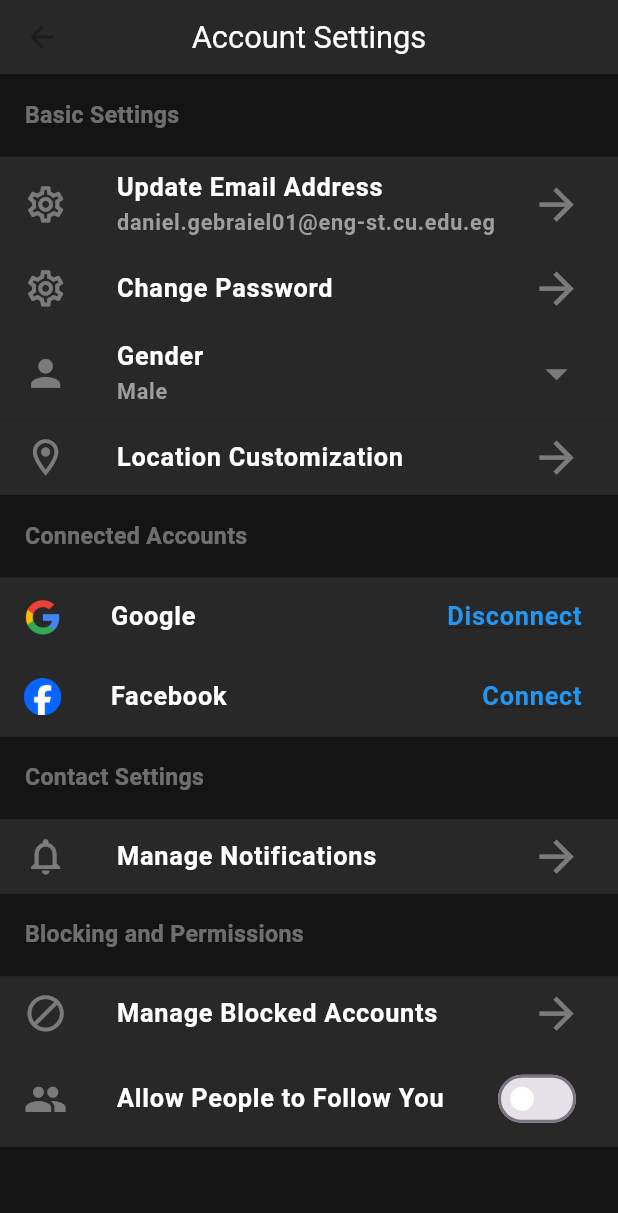
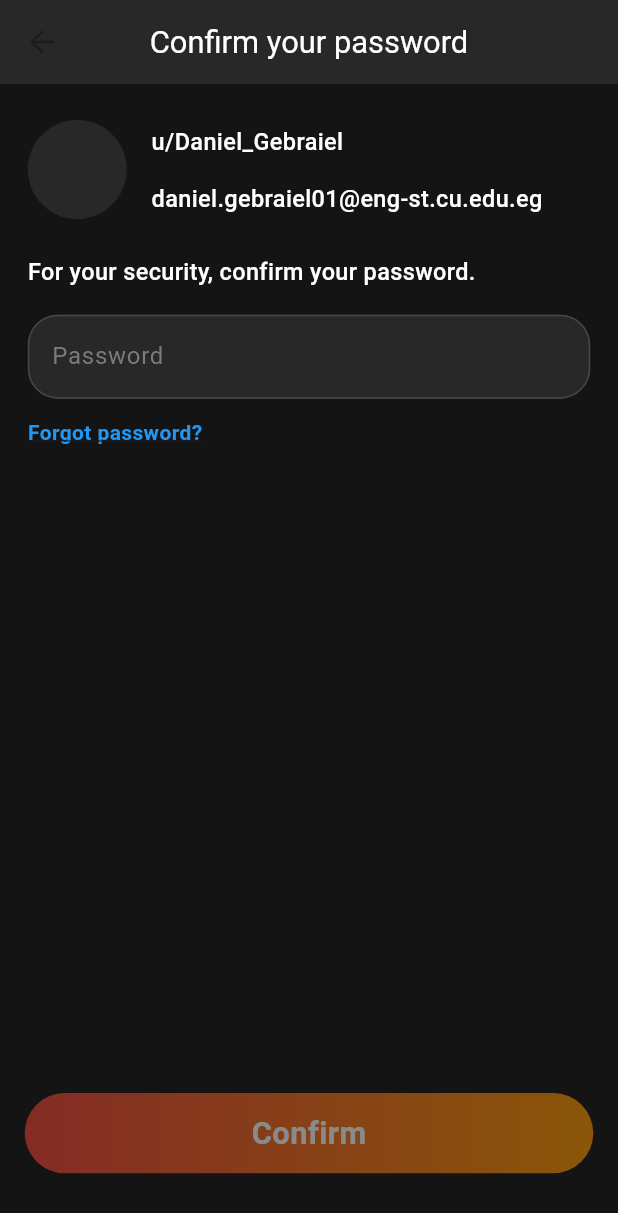
Before and after one commit to L-Ham/Cross, a Flutter app: the screen it shows after launch, after a tap on "Google", on a phone screen of 412 x 824 dp. Shown: the top 1213 px of the screen. Run offline on Flutter 3.47's test engine with Material 3 defaults, Android fonts, the phone set to English and light mode, and no system bars.

Commit message:
Added the disconnect from google screen and the gradient button

```diff
--- /dev/null
+++ b/lib/components/credentials_text_field.dart
@@ -0,0 +1,45 @@
+import 'package:flutter/material.dart';
+import '../constants.dart';
+
+class CredentialsTextField extends StatelessWidget {
+  final TextEditingController controller;
+  final bool isFocused;
+  final ValueChanged<String> onChanged;
+  final String text;
+  final Widget? suffixIcon;
+  final bool isObscure;
+
+  const CredentialsTextField({
+    required this.controller,
+    required this.isFocused,
+    required this.onChanged,
+    required this.text,
+    required this.isObscure,
+    this.suffixIcon,
+  });
+
+  @override
+  Widget build(BuildContext context) {
+    return TextField(
+
+      controller: controller,
+      onChanged: onChanged,
+      obscureText: isObscure,
+      decoration: InputDecoration(
+        border: OutlineInputBorder(
+          borderRadius: BorderRadius.circular(20),
+        ),
+        labelText: text,
+        labelStyle: const TextStyle(color: kHintTextColor),
+        fillColor: kFillingColor,
+        filled: true,
+        focusedBorder: OutlineInputBorder(
+          borderRadius: BorderRadius.circular(20),
+          borderSide: const BorderSide(color: Colors.white),
+        ),
+        suffixIcon: suffixIcon,
+      ),
+      style: const TextStyle(color: Colors.white),
+    );
+  }
+}
--- a/lib/components/settings_components/settings_radio_button_tile.dart
+++ b/lib/components/settings_components/settings_radio_button_tile.dart
@@ -21,7 +21,7 @@
           return ListTile(
             title: Text(
               value,
-              style: TextStyle(color: Colors.white),
+              style: const TextStyle(color: Colors.white),
             ),
             leading: Theme(
               data: Theme.of(context)
--- a/lib/constants.dart
+++ b/lib/constants.dart
@@ -18,11 +18,10 @@
 const double kSettingsTileSubtextRatio = 0.0175;
 const double kSettingsTrailingIconRatio = 0.041;
 const double kSettingsSegmentTextRatio = 0.0187;
+const double kAppBarTitleFontSizeRatio = 0.025;
 
-const kPageTitleStyle = TextStyle(
-  fontWeight: FontWeight.w500,
-  color: Colors.white
-);
+const kPageTitleStyle =
+    TextStyle(fontWeight: FontWeight.w500, color: Colors.white);
 
 TextStyle kSettingsIconTextStyle = const TextStyle(
   fontWeight: FontWeight.w600,
@@ -35,6 +34,9 @@
 );
 
 TextStyle kSettingsSegmentTileTextStyle = const TextStyle(
-          fontWeight: FontWeight.bold,
-          color: Colors.white38,
-        );
+  fontWeight: FontWeight.bold,
+  color: Colors.white38,
+);
+
+TextStyle kDisconnectConnectedAccountsScreenTextStyle =
+    const TextStyle(color: Colors.white, fontWeight: FontWeight.w500);
--- a/lib/main.dart
+++ b/lib/main.dart
@@ -1,4 +1,5 @@
 import 'package:flutter/material.dart';
+import 'package:reddit_bel_ham/screens/connected_accounts_disconnect_screen.dart';
 import 'package:reddit_bel_ham/screens/create_community.dart';
 import 'package:reddit_bel_ham/utilities/screen_size_handler.dart';
 import 'screens/account_settings_screen.dart';
@@ -21,6 +22,7 @@
       routes: {
         "create_community_screen": (context) => const CreateCommunityScreen(),
         "account_settings_screen": (context) => const AccountSettingsScreen(),
+        "connected_accounts_disconnect_screen": (context) => const DisconnectScreen(),
       },
       initialRoute: "account_settings_screen",
     );
--- a/lib/screens/account_settings_screen.dart
+++ b/lib/screens/account_settings_screen.dart
@@ -34,7 +34,7 @@
             icon: const Icon(Icons.arrow_back),
             onPressed: () {
               Navigator.pop(context);
-            },
+            }
           ),
           title: Text(
             "Account Settings",
@@ -129,7 +129,9 @@
                             fontSize: ScreenSizeHandler.bigger * kSettingsTileTextRatio,
                           ),
                         ),
-                        onTap: () {},
+                        onTap: () {
+                          Navigator.pushNamed(context, "connected_accounts_disconnect_screen");
+                        },
                       ),
                       SettingsTile(
                         leadingIcon: const SettingsTileImage(
--- /dev/null
+++ b/lib/screens/connected_accounts_disconnect_screen.dart
@@ -0,0 +1,184 @@
+import 'package:flutter/material.dart';
+import 'package:reddit_bel_ham/components/credentials_text_field.dart';
+import 'package:reddit_bel_ham/constants.dart';
+import 'package:reddit_bel_ham/utilities/screen_size_handler.dart';
+
+class DisconnectScreen extends StatefulWidget {
+  const DisconnectScreen({super.key});
+
+  @override
+  State<DisconnectScreen> createState() => _DisconnectScreenState();
+}
+
+class _DisconnectScreenState extends State<DisconnectScreen> {
+  TextEditingController passController = TextEditingController();
+  bool isPassObscure = true;
+  bool isPassFocused = false;
+
+  @override
+  Widget build(BuildContext context) {
+    return Scaffold(
+      backgroundColor: kBackgroundColor,
+      appBar: AppBar(
+        backgroundColor: kFillingColor,
+        leading: IconButton(
+          icon: const Icon(Icons.arrow_back),
+          onPressed: () {
+            Navigator.pop(context);
+          },
+        ),
+        title: Text(
+          "Confirm your password",
+          style: TextStyle(
+              color: Colors.white,
+              fontSize: ScreenSizeHandler.bigger * kAppBarTitleFontSizeRatio),
+        ),
+        centerTitle: true,
+      ),
+      body: SingleChildScrollView(
+        child: Column(
+          children: [
+            Padding(
+              padding: EdgeInsets.all(ScreenSizeHandler.smaller * 0.045),
+              child: Column(
+                crossAxisAlignment: CrossAxisAlignment.start,
+                children: [
+                  Row(
+                    children: [
+                      CircleAvatar(
+                        backgroundColor: kFillingColor,
+                        radius: ScreenSizeHandler.bigger * 0.04,
+                      ),
+                      Column(
+                        crossAxisAlignment: CrossAxisAlignment.start,
+                        children: [
+                          Padding(
+                            padding: EdgeInsets.symmetric(
+                                horizontal: ScreenSizeHandler.smaller * 0.04,
+                                vertical: ScreenSizeHandler.bigger * 0.01),
+                            child: Text(
+                              "u/Daniel_Gebraiel",
+                              style: kDisconnectConnectedAccountsScreenTextStyle
+                                  .copyWith(
+                                      fontSize:
+                                          ScreenSizeHandler.bigger * 0.019),
+                            ),
+                          ),
+                          Padding(
+                            padding: EdgeInsets.symmetric(
+                                horizontal: ScreenSizeHandler.smaller * 0.04,
+                                vertical: ScreenSizeHandler.bigger * 0.01),
+                            child: Text(
+                              "daniel.gebraiel01@eng-st.cu.edu.eg",
+                              style: kDisconnectConnectedAccountsScreenTextStyle
+                                  .copyWith(
+                                      fontSize:
+                                          ScreenSizeHandler.bigger * 0.019),
+                            ),
+                          )
+                        ],
+                      )
+                    ],
+                  ),
+                  Padding(
+                    padding: EdgeInsets.symmetric(
+                        vertical: ScreenSizeHandler.bigger * 0.022),
+                    child: Text(
+                      "For your security, confirm your password.",
+                      style: kDisconnectConnectedAccountsScreenTextStyle
+                          .copyWith(fontSize: ScreenSizeHandler.bigger * 0.019),
+                    ),
+                  ),
+                  CredentialsTextField(
+                    controller: passController,
+                    isObscure: isPassObscure,
+                    text: 'Password',
+                    suffixIcon: isPassFocused
+                        ? IconButton(
+                            icon: Icon(Icons.visibility_rounded),
+                            onPressed: () {
+                              setState(() {
+                                isPassObscure = !isPassObscure;
+                              });
+                            },
+                          )
+                        : null,
+                    isFocused: isPassFocused,
+                    onChanged: (value) {
+                      setState(() {
+                        isPassFocused = value.isNotEmpty;
+                      });
+                    },
+                  ),
+                  Padding(
+                    padding:
+                        EdgeInsets.only(top: ScreenSizeHandler.bigger * 0.015),
+                    child: GestureDetector(
+                      onTap: () {},
+                      child: Text(
+                        "Forgot password?",
+                        style: kSettingsConnectedAccountsTextStyle,
+                      ),
+                    ),
+                  ),
+                ],
+              ),
+            ),
+            SizedBox(
+              height: ScreenSizeHandler.screenHeight * 0.48,
+            ),
+            Padding(
+              padding: EdgeInsets.symmetric(
+                vertical: ScreenSizeHandler.bigger * 0.02,
+                horizontal: ScreenSizeHandler.smaller * 0.04,
+              ),
+              child: GradientButton(isPassFocused: isPassFocused),
+            )
+          ],
+        ),
+      ),
+    );
+  }
+}
+
+class GradientButton extends StatelessWidget {
+  const GradientButton({
+    super.key,
+    required this.isPassFocused,
+  });
+
+  final bool isPassFocused;
+
+  @override
+  Widget build(BuildContext context) {
+    return GestureDetector(
+      onTap: () {
+        if (isPassFocused) {}
+      },
+      child: Opacity(
+        opacity: isPassFocused ? 1 : 0.5,
+        child: Container(
+          height: ScreenSizeHandler.bigger * 0.065,
+          decoration: BoxDecoration(
+            gradient: const LinearGradient(
+              colors: [Colors.red, Colors.orange],
+              begin: Alignment.centerLeft,
+              end: Alignment.centerRight,
+            ),
+            borderRadius: BorderRadius.circular(30.0), // adjust as needed
+          ),
+          child: Center(
+            child: Text(
+              'Confirm',
+              style: TextStyle(
+                color: Colors.white,
+                fontSize: ScreenSizeHandler.bigger * 0.025,
+                fontWeight: FontWeight.bold,
+              ),
+            ),
+          ),
+        ),
+      ),
+    );
+  }
+}
```
